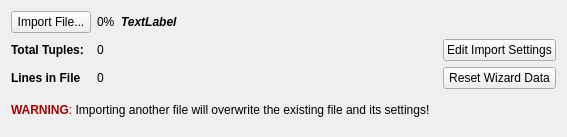
Above: Source/Plugins/IO/FilterParameterWidgets/UI_Files/ReadASCIIDataWidget.ui from BlueQuartzSoftware/DREAM3D before the change. Below: the same form after it.
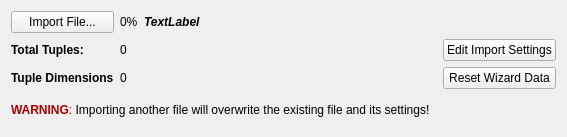
That is the form after the change.

Patch:
```diff
--- a/Source/Plugins/IO/FilterParameterWidgets/UI_Files/ReadASCIIDataWidget.ui
+++ b/Source/Plugins/IO/FilterParameterWidgets/UI_Files/ReadASCIIDataWidget.ui
@@ -84,7 +84,7 @@
    <item row="3" column="1">
     <widget class="QLabel" name="tupleDimsLabel">
      <property name="text">
-      <string>&lt;html&gt;&lt;head/&gt;&lt;body&gt;&lt;p&gt;&lt;span style=&quot; font-weight:600;&quot;&gt;Lines in File&lt;/span&gt;&lt;/p&gt;&lt;/body&gt;&lt;/html&gt;</string>
+      <string>&lt;html&gt;&lt;head/&gt;&lt;body&gt;&lt;p&gt;&lt;span style=&quot; font-weight:600;&quot;&gt;Tuple Dimensions&lt;/span&gt;&lt;/p&gt;&lt;/body&gt;&lt;/html&gt;</string>
      </property>
     </widget>
    </item>
```
